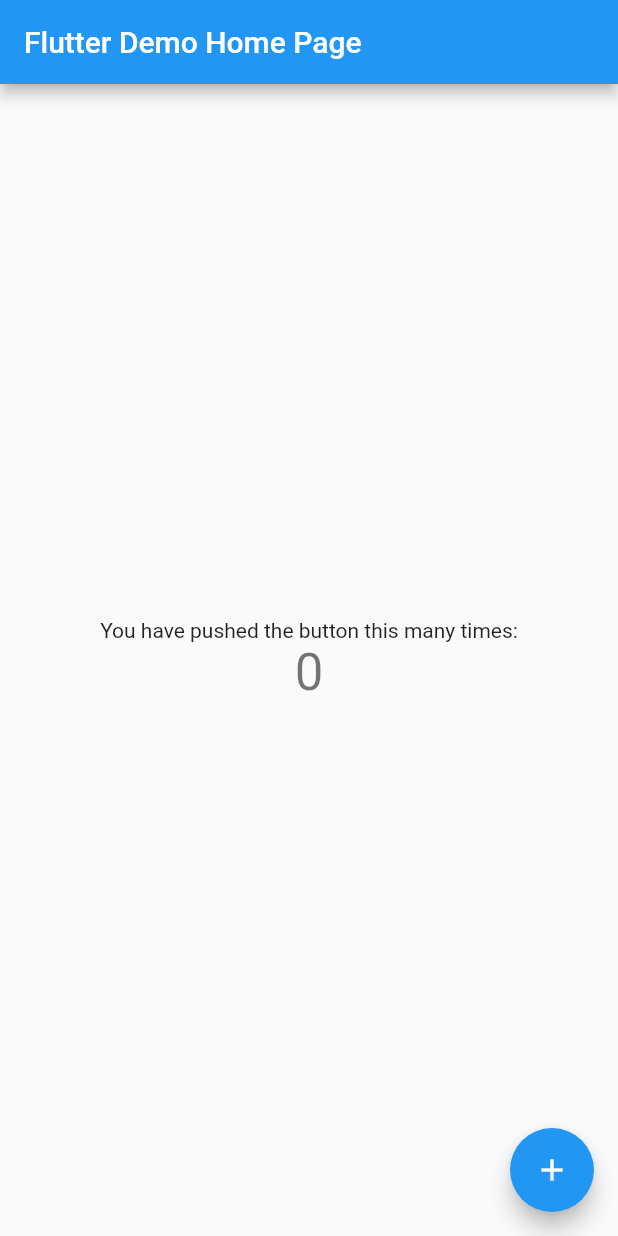
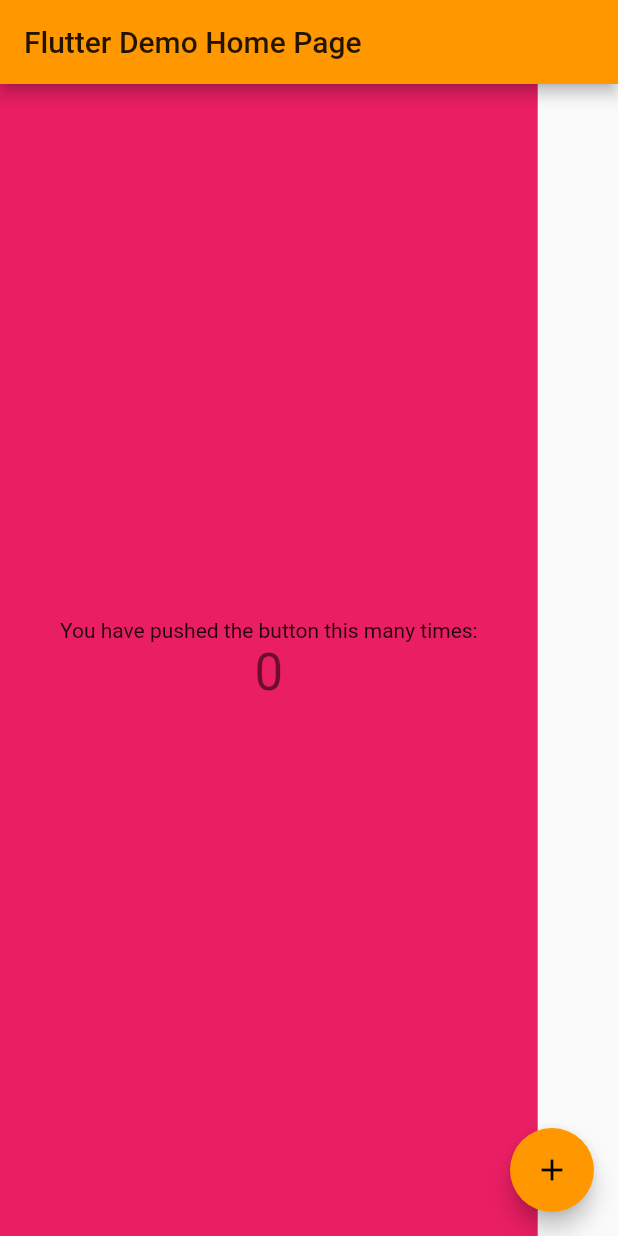
Before and after one commit to qvil-playground/flutter_layouts, a Flutter app: the screen it shows after launch, on a phone screen of 412 x 824 dp. Run offline on Flutter 3.47's test engine with Material 2 defaults, Android fonts, the phone set to English and light mode, and no system bars.

Commit message:
Remove unnecessary comment, Add padding of Container

```diff
--- a/lib/main.dart
+++ b/lib/main.dart
@@ -3,22 +3,12 @@ import 'package:flutter/material.dart';
 void main() => runApp(MyApp());
 
 class MyApp extends StatelessWidget {
-  // This widget is the root of your application.
   @override
   Widget build(BuildContext context) {
     return MaterialApp(
       title: 'Flutter Demo',
       theme: ThemeData(
-        // This is the theme of your application.
-        //
-        // Try running your application with "flutter run". You'll see the
-        // application has a blue toolbar. Then, without quitting the app, try
-        // changing the primarySwatch below to Colors.green and then invoke
-        // "hot reload" (press "r" in the console where you ran "flutter run",
-        // or simply save your changes to "hot reload" in a Flutter IDE).
-        // Notice that the counter didn't reset back to zero; the application
-        // is not restarted.
-        primarySwatch: Colors.blue,
+        primarySwatch: Colors.orange,
       ),
       home: MyHomePage(title: 'Flutter Demo Home Page'),
     );
@@ -27,15 +17,6 @@ class MyApp extends StatelessWidget {
 
 class MyHomePage extends StatefulWidget {
   MyHomePage({Key key, this.title}) : super(key: key);
-
-  // This widget is the home page of your application. It is stateful, meaning
-  // that it has a State object (defined below) that contains fields that affect
-  // how it looks.
-
-  // This class is the configuration for the state. It holds the values (in this
-  // case the title) provided by the parent (in this case the App widget) and
-  // used by the build method of the State. Fields in a Widget subclass are
-  // always marked "final".
 
   final String title;
 
@@ -48,47 +29,18 @@ class _MyHomePageState extends State<MyHomePage> {
 
   void _incrementCounter() {
     setState(() {
-      // This call to setState tells the Flutter framework that something has
-      // changed in this State, which causes it to rerun the build method below
-      // so that the display can reflect the updated values. If we changed
-      // _counter without calling setState(), then the build method would not be
-      // called again, and so nothing would appear to happen.
       _counter++;
     });
   }
 
   @override
   Widget build(BuildContext context) {
-    // This method is rerun every time setState is called, for instance as done
-    // by the _incrementCounter method above.
-    //
-    // The Flutter framework has been optimized to make rerunning build methods
-    // fast, so that you can just rebuild anything that needs updating rather
-    // than having to individually change instances of widgets.
     return Scaffold(
       appBar: AppBar(
-        // Here we take the value from the MyHomePage object that was created by
-        // the App.build method, and use it to set our appbar title.
         title: Text(widget.title),
       ),
-      body: Center(
-        // Center is a layout widget. It takes a single child and positions it
-        // in the middle of the parent.
+      body: Container(
         child: Column(
-          // Column is also layout widget. It takes a list of children and
-          // arranges them vertically. By default, it sizes itself to fit its
-          // children horizontally, and tries to be as tall as its parent.
-          //
-          // Invoke "debug painting" (press "p" in the console, choose the
-          // "Toggle Debug Paint" action from the Flutter Inspector in Android
-          // Studio, or the "Toggle Debug Paint" command in Visual Studio Code)
-          // to see the wireframe for each widget.
-          //
-          // Column has various properties to control how it sizes itself and
-          // how it positions its children. Here we use mainAxisAlignment to
-          // center the children vertically; the main axis here is the vertical
-          // axis because Columns are vertical (the cross axis would be
-          // horizontal).
           mainAxisAlignment: MainAxisAlignment.center,
           children: <Widget>[
             Text(
@@ -100,12 +52,15 @@ class _MyHomePageState extends State<MyHomePage> {
             ),
           ],
         ),
+        color: Colors.pink,
+        padding: new EdgeInsets.all(40.0),
+        // padding: 16,
       ),
       floatingActionButton: FloatingActionButton(
         onPressed: _incrementCounter,
         tooltip: 'Increment',
         child: Icon(Icons.add),
-      ), // This trailing comma makes auto-formatting nicer for build methods.
+      ),
     );
   }
 }
```
